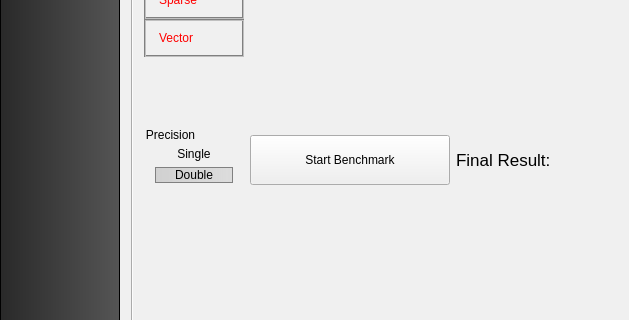
Qt form src/ui/mainwindow.ui (viennacl/viennaclbench-dev) before a commit; both pictures show x 0 to 629 and y 211 to 531 of the 1256 by 800 pixel window.
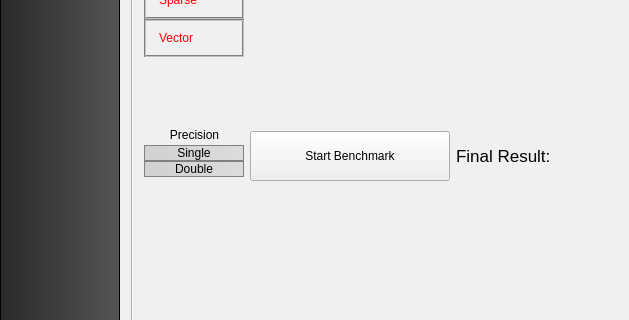
The same form after that commit. The open tabs and pages were chosen to show the change. Icons and pictures are not drawn. Custom widgets are drawn as their Qt base class.

```diff
--- a/src/ui/mainwindow.ui
+++ b/src/ui/mainwindow.ui
@@ -383,8 +383,8 @@
                 <property name="styleSheet">
                  <string notr="true">QGroupBox
 {
+padding-top: 10px;
 	border: 0px;
-	padding-top: 10px;
 }
 QPushButton 
 { 
@@ -404,7 +404,34 @@
                 <property name="title">
                  <string>Precision</string>
                 </property>
+                <property name="alignment">
+                 <set>Qt::AlignCenter</set>
+                </property>
+                <property name="flat">
+                 <bool>false</bool>
+                </property>
+                <property name="checkable">
+                 <bool>false</bool>
+                </property>
                 <layout class="QGridLayout" name="gridLayout_4">
+                 <property name="leftMargin">
+                  <number>0</number>
+                 </property>
+                 <property name="topMargin">
+                  <number>9</number>
+                 </property>
+                 <property name="rightMargin">
+                  <number>0</number>
+                 </property>
+                 <property name="bottomMargin">
+                  <number>9</number>
+                 </property>
+                 <property name="horizontalSpacing">
+                  <number>6</number>
+                 </property>
+                 <property name="verticalSpacing">
+                  <number>0</number>
+                 </property>
                  <item row="1" column="0">
                   <widget class="QPushButton" name="pushButton">
                    <property name="styleSheet">
@@ -450,9 +477,12 @@
                     <bool>true</bool>
                    </property>
                    <property name="checked">
-                    <bool>false</bool>
+                    <bool>true</bool>
                    </property>
                    <property name="autoExclusive">
+                    <bool>false</bool>
+                   </property>
+                   <property name="default">
                     <bool>true</bool>
                    </property>
                    <property name="flat">
```
Left out of the diff: 8 changed lines with no effect on the pictures.
